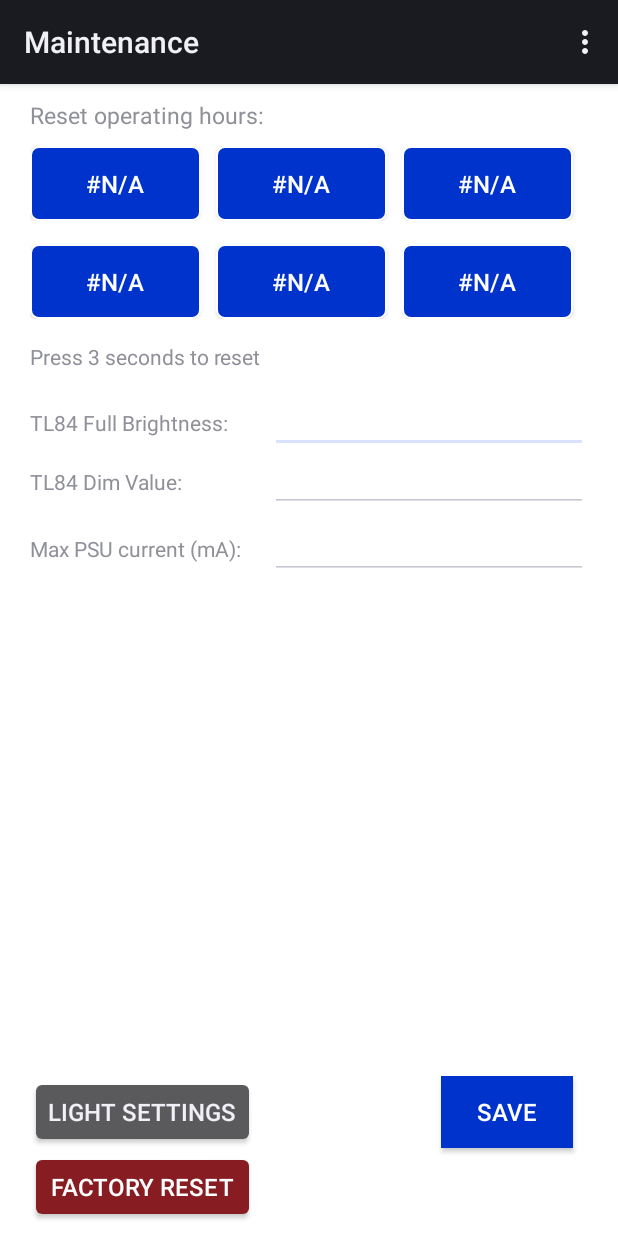
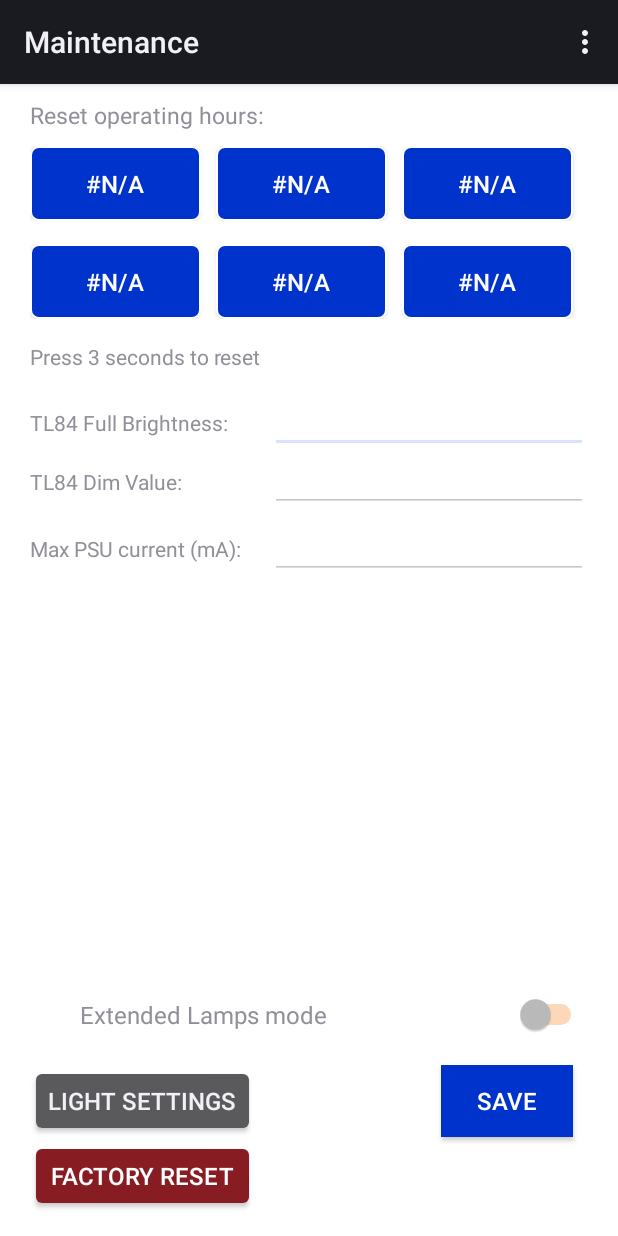
Before and after one commit to maurycyszpak/LED2match, an Android app: the TRSMaintenancePage screen opened directly, with no data from a screen before it, on a phone screen of 412 x 824 dp. Run offline under Robolectric (Android 15) with nearby library versions, the phone set to English and light mode, and no system bars; 2 statements that could not run were skipped.

```diff
--- a/src/main/java/com/kiand/LED2match/Constants.java
+++ b/src/main/java/com/kiand/LED2match/Constants.java
@@ -15,6 +15,7 @@ class Constants {
     public static final String PREFS_PSU_CURRENT = "psu_max_power";
     public static final String SP_LAMP_TIMERS = "sequence_lamp_timers"; //Mauricio
     public static final String SP_SEQUENCE_COMMAND_GENERATE = "sequence_command_generated"; //Mauricio
+    public static final String EXTENDED_LAMPS_MODE_TAG = "XTNDD_MODE"; //Mauricio
 
 
 
--- a/src/main/java/com/kiand/LED2match/TRSMaintenancePage.java
+++ b/src/main/java/com/kiand/LED2match/TRSMaintenancePage.java
@@ -22,7 +22,9 @@ import android.view.Menu;
 import android.view.MenuItem;
 import android.view.View;
 import android.widget.Button;
+import android.widget.CompoundButton;
 import android.widget.EditText;
+import android.widget.Switch;
 import android.widget.Toast;
 
 import java.io.File;
@@ -46,6 +48,8 @@ public class TRSMaintenancePage extends Activity {
     Integer btn4Timer = 0;
     Integer btn5Timer = 0;
     Integer btn6Timer = 0;
+
+    Switch aSwitch;
 
     private Handler lclHandler;
     private UsbCOMMsService lclUsbServiceInstance;
@@ -116,6 +120,8 @@ public class TRSMaintenancePage extends Activity {
         } else {
             populateButtonNames();
         }
+
+        populate_extended_lamps_switch_value();
     }
 
     @Override
@@ -228,6 +234,35 @@ public class TRSMaintenancePage extends Activity {
                 return true;
             }
         });
+        aSwitch = findViewById(R.id.switch_extended_lamps_mode);
+        aSwitch.setOnCheckedChangeListener(
+                new CompoundButton.OnCheckedChangeListener() {
+                    public void onCheckedChanged(CompoundButton buttonView, boolean isChecked) {
+
+                        SharedPreferences prefs = getSharedPreferences(Constants.CONFIG_SETTINGS, Context.MODE_PRIVATE);
+                        SharedPreferences.Editor spEditor = prefs.edit();
+
+                        if (isChecked) {
+                            Toast.makeText(TRSMaintenancePage.this,"Extended Lamps mode ON", Toast.LENGTH_SHORT).show();
+                            spEditor.putBoolean(Constants.EXTENDED_LAMPS_MODE_TAG, true);
+                        } else {
+                            Toast.makeText(TRSMaintenancePage.this, "Extended Lamps mode OFF", Toast.LENGTH_SHORT).show();
+                            spEditor.putBoolean(Constants.EXTENDED_LAMPS_MODE_TAG, false);
+                        }
+                        spEditor.apply();
+                    }
+                });
+    }
+
+    private void populate_extended_lamps_switch_value() {
+        SharedPreferences prefs = getSharedPreferences(Constants.CONFIG_SETTINGS, Context.MODE_PRIVATE);
+        Boolean bl_extended_mode = prefs.getBoolean(Constants.EXTENDED_LAMPS_MODE_TAG, false);
+
+        if (bl_extended_mode) {
+            aSwitch.setChecked(true);
+        } else {
+            aSwitch.setChecked(false);
+        }
     }
 
     public void factoryReset(View v) {
--- a/src/main/res/layout/trs_maintenance_page.xml
+++ b/src/main/res/layout/trs_maintenance_page.xml
@@ -362,6 +362,44 @@
 
             </LinearLayout>
 
+            <LinearLayout
+                android:layout_width="match_parent"
+                android:layout_height="wrap_content"
+                android:layout_marginLeft="@dimen/main_screen_sidemargin"
+                android:layout_marginRight="@dimen/main_screen_sidemargin"
+                android:layout_above="@+id/layout_bottom_buttons"
+                android:layout_marginTop="40dp"
+                android:baselineAligned="false"
+                android:layout_marginBottom="20dp"
+                >
+
+                <TextView
+                    android:layout_width="0dp"
+                    android:layout_height="match_parent"
+                    android:layout_marginEnd="@dimen/button_margin"
+                    android:layout_weight="@dimen/settings_pg_label_width"
+                    android:gravity="end|center_vertical"
+                    android:text="Extended Lamps mode"
+                    android:textSize="@dimen/button_text_size" />
+
+                <Switch
+                    android:id="@+id/switch_extended_lamps_mode"
+                    android:layout_width="0dp"
+                    android:layout_height="wrap_content"
+                    app:layout_constraintEnd_toEndOf="parent"
+                    app:layout_constraintStart_toStartOf="parent"
+                    app:layout_constraintTop_toTopOf="parent"
+                    android:text=""
+                    android:textSize="@dimen/button_text_size"
+                    android:layout_weight="@dimen/settings_pg_value_width"
+                    android:layout_gravity="left|center_vertical"
+                    android:theme="@style/MySwitch"
+                    />
+
+
+            </LinearLayout>
+
+
             <RelativeLayout
                 android:layout_width="match_parent"
                 android:layout_height="wrap_content"
@@ -369,8 +407,9 @@
                 android:layout_gravity="right|end"
                 android:layout_marginLeft="@dimen/main_screen_sidemargin"
                 android:layout_marginRight="@dimen/main_screen_sidemargin"
-                android:layout_marginBottom="0dp"
-                >
+                android:layout_marginBottom="7dp"
+                android:id="@+id/layout_bottom_buttons">
+
 
                 <Button
                     android:id="@+id/lightsettings"
@@ -381,10 +420,9 @@
                     android:layout_marginEnd="@dimen/button_margin"
                     android:baselineAligned="false"
                     android:gravity="center"
+                    android:onClick="openLightPage"
                     android:text="Light settings"
-                    android:textSize="@dimen/button_text_size"
-                    android:onClick="openLightPage"
-                    />
+                    android:textSize="@dimen/button_text_size" />
 
                 <Button
                     android:id="@+id/btnSave"
@@ -393,32 +431,29 @@
                     android:layout_alignParentEnd="true"
                     android:layout_alignParentRight="true"
                     android:layout_marginEnd="@dimen/button_margin"
+                    android:background="@color/torso_blue_main"
                     android:baselineAligned="false"
                     android:gravity="center"
+                    android:onClick="saveSettings"
                     android:text="SAVE"
-                    android:textSize="@dimen/button_text_size"
-                    android:onClick="saveSettings"
-                    android:background="@color/torso_blue_main"
                     android:textColor="@color/white"
-                    />
+                    android:textSize="@dimen/button_text_size" />
 
                 <Button
                     android:id="@+id/btnFactoryReset"
                     android:layout_width="wrap_content"
                     android:layout_height="wrap_content"
                     android:layout_below="@+id/lightsettings"
+                    android:layout_alignEnd="@+id/lightsettings"
                     android:layout_alignParentStart="true"
-                    android:layout_alignEnd="@+id/lightsettings"
                     android:layout_marginTop="2dp"
+                    android:backgroundTint="@color/torso_red_button"
+                    android:onClick="factoryReset"
                     android:text="Factory reset"
-                    android:textSize="@dimen/button_text_size"
-                    android:onClick="factoryReset"
-                    android:backgroundTint="@color/torso_red_button"
                     android:textColor="@color/white"
-                    />
+                    android:textSize="@dimen/button_text_size" />
 
             </RelativeLayout>
-
 
             <RelativeLayout
                 android:id="@+id/lLayoutbottomspace"
```
Also changed, not shown: src/main/java/com/kiand/LED2match/TRSDigitalPanel.java (+182 -15 lines), src/main/java/com/kiand/LED2match/TRSSettings.java (+4 -49 lines), src/main/res/layout/trs_digital_panel.xml (+49 -69 lines), src/main/res/layout/trs_light_operating_hours.xml (+2 -15 lines), src/main/res/layout/trs_settings.xml (+19 -1 lines).
